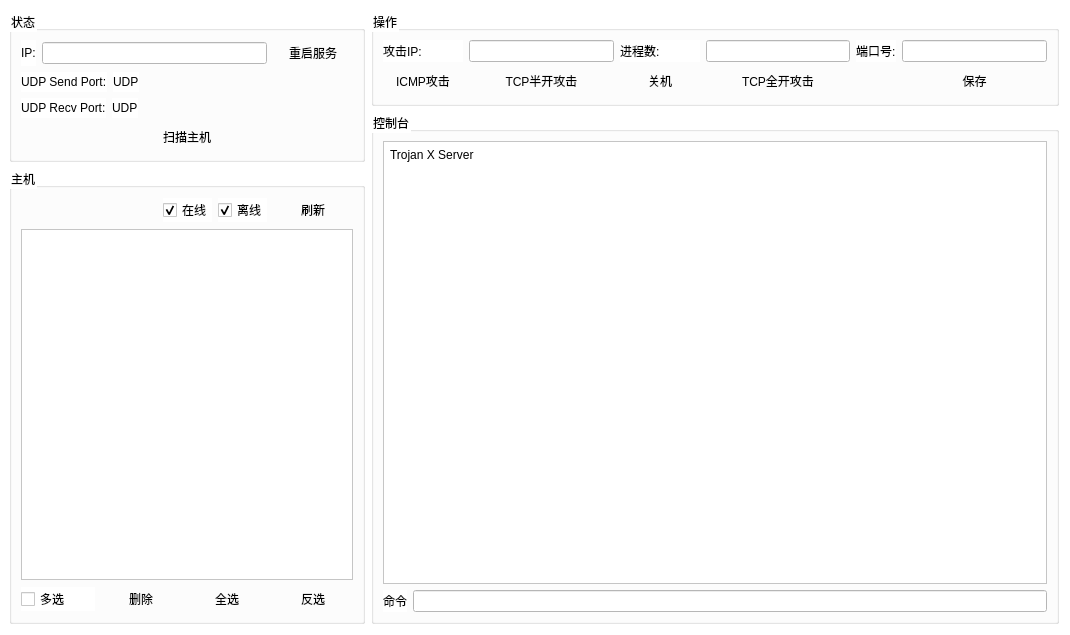
oxhc/Trojan_X, file ServerUI.ui: the form before one commit.
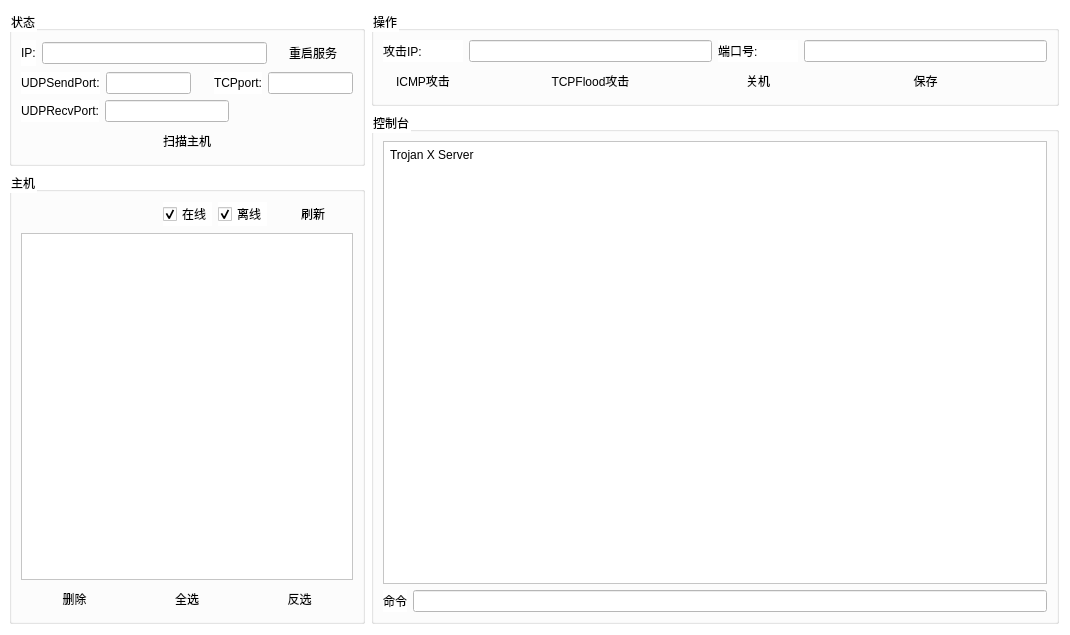
The form after the commit.

Diff of the .ui file:
```diff
--- a/ServerUI.ui
+++ b/ServerUI.ui
@@ -63,16 +63,12 @@
           <item>
            <widget class="QLabel" name="label_6">
             <property name="text">
-             <string>UDP Send Port:</string>
+             <string>UDPSendPort:</string>
             </property>
            </widget>
           </item>
           <item>
-           <widget class="QLabel" name="udpSendLable">
-            <property name="text">
-             <string>UDP</string>
-            </property>
-           </widget>
+           <widget class="QLineEdit" name="usp"/>
           </item>
           <item>
            <spacer name="horizontalSpacer_3">
@@ -87,6 +83,16 @@
             </property>
            </spacer>
           </item>
+          <item>
+           <widget class="QLabel" name="label_7">
+            <property name="text">
+             <string>TCPport:</string>
+            </property>
+           </widget>
+          </item>
+          <item>
+           <widget class="QLineEdit" name="tp"/>
+          </item>
          </layout>
         </item>
         <item>
@@ -94,16 +100,12 @@
           <item>
            <widget class="QLabel" name="label_8">
             <property name="text">
-             <string>UDP Recv Port:</string>
+             <string>UDPRecvPort:</string>
             </property>
            </widget>
           </item>
           <item>
-           <widget class="QLabel" name="udpRecvLable">
-            <property name="text">
-             <string>UDP</string>
-            </property>
-           </widget>
+           <widget class="QLineEdit" name="urp"/>
           </item>
           <item>
            <spacer name="horizontalSpacer_4">
@@ -217,14 +219,7 @@
         <item>
          <layout class="QHBoxLayout" name="horizontalLayout">
           <item>
-           <widget class="QCheckBox" name="polybox">
-            <property name="text">
-             <string>多选</string>
-            </property>
-           </widget>
-          </item>
-          <item>
-           <widget class="QPushButton" name="pushButton_2">
+           <widget class="QPushButton" name="deletebutton">
             <property name="text">
              <string>删除</string>
             </property>
@@ -308,29 +303,6 @@
             </property>
            </widget>
           </item>
-          <item row="2" column="2">
-           <widget class="QPushButton" name="pushButton_5">
-            <property name="text">
-             <string>TCP半开攻击</string>
-            </property>
-            <property name="default">
-             <bool>true</bool>
-            </property>
-            <property name="flat">
-             <bool>true</bool>
-            </property>
-           </widget>
-          </item>
-          <item row="0" column="5">
-           <widget class="QLabel" name="label_5">
-            <property name="text">
-             <string>端口号:</string>
-            </property>
-           </widget>
-          </item>
-          <item row="0" column="6">
-           <widget class="QLineEdit" name="lineEdit_4"/>
-          </item>
           <item row="2" column="3">
            <widget class="QPushButton" name="pushButton_3">
             <property name="text">
@@ -344,23 +316,23 @@
             </property>
            </widget>
           </item>
-          <item row="0" column="3">
-           <widget class="QLabel" name="label_3">
-            <property name="text">
-             <string>进程数:</string>
-            </property>
-           </widget>
-          </item>
           <item row="0" column="2">
            <widget class="QLineEdit" name="lineEdit_2"/>
           </item>
+          <item row="0" column="3">
+           <widget class="QLabel" name="label_5">
+            <property name="text">
+             <string>端口号:</string>
+            </property>
+           </widget>
+          </item>
           <item row="0" column="4">
-           <widget class="QLineEdit" name="lineEdit_3"/>
+           <widget class="QLineEdit" name="lineEdit_4"/>
           </item>
-          <item row="2" column="4">
+          <item row="2" column="2">
            <widget class="QPushButton" name="pushButton_4">
             <property name="text">
-             <string>TCP全开攻击</string>
+             <string>TCPFlood攻击</string>
             </property>
             <property name="default">
              <bool>true</bool>
@@ -370,7 +342,7 @@
             </property>
            </widget>
           </item>
-          <item row="2" column="6">
+          <item row="2" column="4">
            <widget class="QPushButton" name="saveButton">
             <property name="text">
              <string>保存</string>
```
Left out of the diff: 6 changed lines with no effect on the pictures.
